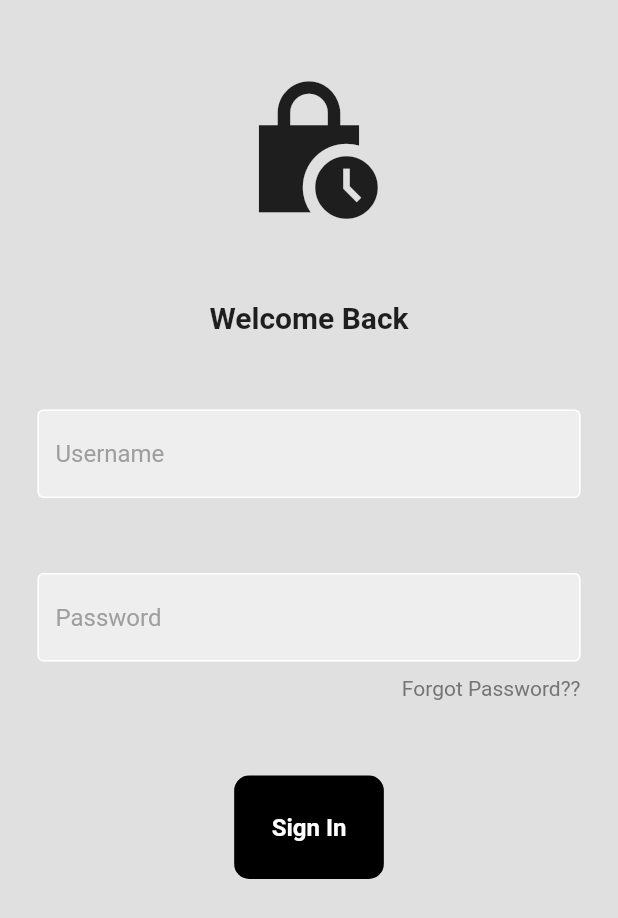
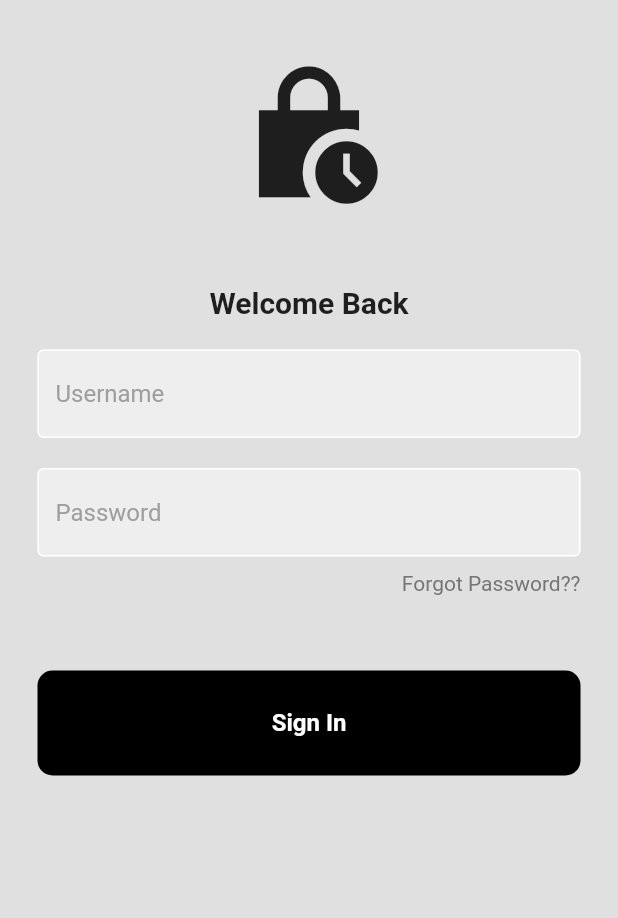
Before and after one commit to Makanakyjr/todo_app, a Flutter app: the screen it shows after launch, on a phone screen of 412 x 824 dp. Shown: the top 918 px of the screen. Run offline on Flutter 3.47's test engine with Material 2 defaults, Android fonts, the phone set to English and light mode, and no system bars; our stand-ins replace cloud_firestore, firebase_core; accounts and stored records are empty.

Commit message:
sign up login_page

```diff
--- a/lib/login_page.dart
+++ b/lib/login_page.dart
@@ -23,7 +23,7 @@ class _LoginPageState extends State<LoginPage> {
         child: Column(
           children: [
             const SizedBox(
-              height: 50,
+              height: 40,
             ),
             const Icon(
               Icons.lock_clock_sharp,
@@ -37,13 +37,13 @@ class _LoginPageState extends State<LoginPage> {
                 fontWeight: FontWeight.w600,
               ),
             ),
-            const SizedBox(height: 50),
+            const SizedBox(height: 20),
             MyTextField(
               controller: usernameController,
               hintText: ('Username'),
               obsecureText: false,
             ),
-            const SizedBox(height: 50),
+            const SizedBox(height: 20),
             MyTextField(
               controller: passwordController,
               hintText: ('Password'),
--- a/lib/signin_page.dart
+++ b/lib/signin_page.dart
@@ -20,18 +20,22 @@ class SignInPage extends StatelessWidget {
         );
       },
       child: Container(
+        width: 500,
+        height: 70,
         padding: const EdgeInsets.all(25.0),
         margin: const EdgeInsets.symmetric(horizontal: 25),
         decoration: BoxDecoration(
           borderRadius: BorderRadius.circular(10),
           color: Colors.black,
         ),
-        child: const Text(
-          'Sign In',
-          style: TextStyle(
-            color: Colors.white,
-            fontSize: 16,
-            fontWeight: FontWeight.bold,
+        child: const Center(
+          child: Text(
+            'Sign In',
+            style: TextStyle(
+              color: Colors.white,
+              fontSize: 16,
+              fontWeight: FontWeight.bold,
+            ),
           ),
         ),
       ),
```
